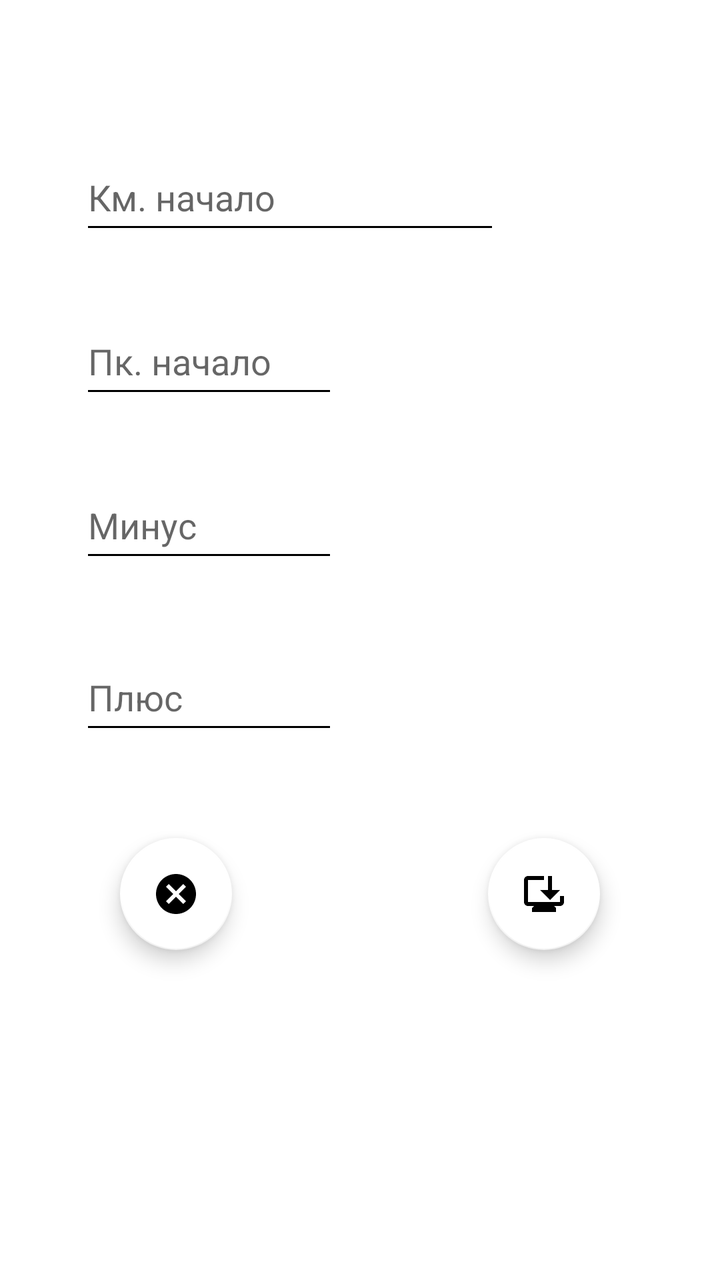
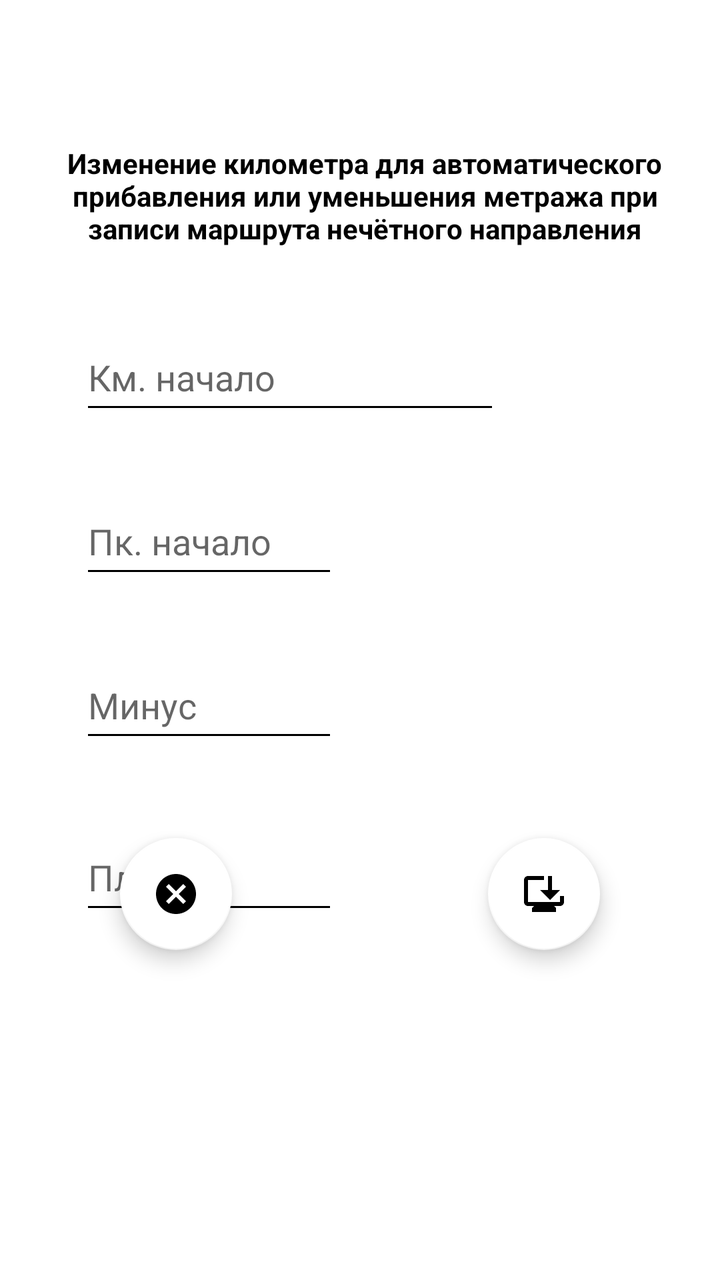

An Android layout rendered at two revisions. The XML below is the earlier revision; the diff shows what the commit changed to produce the second picture.
<!-- AndroidManifest.xml: application theme Base.Theme.My_Gps_Assistant -->
<!-- res/layout/fragment_update_redacktor_nechet.xml -->
<?xml version="1.0" encoding="utf-8"?>
<androidx.constraintlayout.widget.ConstraintLayout xmlns:android="http://schemas.android.com/apk/res/android"
    xmlns:app="http://schemas.android.com/apk/res-auto"
    xmlns:tools="http://schemas.android.com/tools"
    android:layout_width="match_parent"
    android:layout_height="match_parent"
    android:background="#FFFFFF"
    tools:context=".fragments.nechet.redacktor.update.UpdateRedacktorFragmentNechet">

    <EditText
        android:id="@+id/update_minus_redacktor_nechet"
        android:layout_width="129dp"
        android:layout_height="50dp"
        android:layout_marginTop="32dp"
        android:ems="10"
        android:hint="@string/fragment_update_minus_redacktor_nechet"
        android:inputType="number"
        android:textColor="#000000"
        app:layout_constraintEnd_toEndOf="@+id/update_pk_start_redacktor_nechet"
        app:layout_constraintHorizontal_bias="0.0"
        app:layout_constraintStart_toStartOf="@+id/update_pk_start_redacktor_nechet"
        app:layout_constraintTop_toBottomOf="@+id/update_pk_start_redacktor_nechet"
        tools:ignore="Autofill,HardcodedText,TextContrastCheck" />

    <EditText
        android:id="@+id/update_pk_start_redacktor_nechet"
        android:layout_width="129dp"
        android:layout_height="50dp"
        android:layout_marginTop="32dp"
        android:ems="10"
        android:hint="@string/fragment_update_pk_start_redacktor_nechet"
        android:inputType="number"
        android:maxLength="2"
        android:textColor="#000000"
        app:layout_constraintEnd_toEndOf="@+id/update_start_redacktor_nechet"
        app:layout_constraintHorizontal_bias="0.0"
        app:layout_constraintStart_toStartOf="@+id/update_start_redacktor_nechet"
        app:layout_constraintTop_toBottomOf="@+id/update_start_redacktor_nechet"
        tools:ignore="Autofill,HardcodedText,MissingConstraints,TextContrastCheck" />

    <EditText
        android:id="@+id/update_start_redacktor_nechet"
        android:layout_width="0dp"
        android:layout_height="50dp"
        android:layout_marginStart="40dp"
        android:layout_marginTop="72dp"
        android:ems="10"
        android:hint="@string/fragment_update_km_start_redacktor_nechet"
        android:importantForAutofill="no"
        android:inputType="number"
        android:maxLength="4"
        android:textColor="#000000"
        app:layout_constraintStart_toStartOf="parent"
        app:layout_constraintTop_toTopOf="parent"
        tools:ignore="HardcodedText,TextContrastCheck" />

    <EditText
        android:id="@+id/update_plus_redacktor_nechet"
        android:layout_width="129dp"
        android:layout_height="50dp"
        android:layout_marginTop="36dp"
        android:ems="10"
        android:hint="@string/fragment_update_plus_redacktor_nechet"
        android:importantForAutofill="no"
        android:inputType="number"
        android:textColor="#000000"
        app:layout_constraintEnd_toEndOf="@+id/update_minus_redacktor_nechet"
        app:layout_constraintHorizontal_bias="0.0"
        app:layout_constraintStart_toStartOf="@+id/update_minus_redacktor_nechet"
        app:layout_constraintTop_toBottomOf="@+id/update_minus_redacktor_nechet"
        tools:ignore="HardcodedText,MissingConstraints,TextContrastCheck" />

    <com.google.android.material.floatingactionbutton.FloatingActionButton
        android:id="@+id/fb_update_save_redacktor_nechet"
        android:layout_width="wrap_content"
        android:layout_height="wrap_content"
        android:layout_marginEnd="60dp"
        android:layout_marginBottom="165dp"
        android:clickable="true"
        android:focusable="true"
        android:src="@drawable/is_update_save_redacktor_nechet"
        app:backgroundTint="@color/white"
        app:layout_constraintBottom_toBottomOf="parent"
        app:layout_constraintEnd_toEndOf="parent"
        tools:ignore="ContentDescription,SpeakableTextPresentCheck" />

    <com.google.android.material.floatingactionbutton.FloatingActionButton
        android:id="@+id/fb_update_cancel_redacktor_nechet"
        android:layout_width="wrap_content"
        android:layout_height="wrap_content"
        android:layout_marginStart="60dp"
        android:layout_marginBottom="165dp"
        android:clickable="true"
        android:focusable="true"
        android:src="@drawable/is_update_cancel_redacktor_nechet"
        app:backgroundTint="@color/white"
        app:layout_constraintBottom_toBottomOf="parent"
        app:layout_constraintStart_toStartOf="parent"
        tools:ignore="ContentDescription,SpeakableTextPresentCheck" />
</androidx.constraintlayout.widget.ConstraintLayout>
<!-- resources referenced by this layout -->
<resources>
  <color name="white">#FFFFFFFF</color>
  <!-- drawable is_update_cancel_redacktor_nechet (drawable) -->
  <vector xmlns:android="http://schemas.android.com/apk/res/android" android:height="24dp" android:tint="#52ED27" android:viewportHeight="24" android:viewportWidth="24" android:width="24dp">
        
      <path android:fillColor="@android:color/white" android:pathData="M12,2C6.47,2 2,6.47 2,12s4.47,10 10,10 10,-4.47 10,-10S17.53,2 12,2zM17,15.59L15.59,17 12,13.41 8.41,17 7,15.59 10.59,12 7,8.41 8.41,7 12,10.59 15.59,7 17,8.41 13.41,12 17,15.59z"/>
      
  </vector>
  <!-- drawable is_update_save_redacktor_nechet (drawable) -->
  <vector xmlns:android="http://schemas.android.com/apk/res/android" android:height="24dp" android:tint="#52ED27" android:viewportHeight="24" android:viewportWidth="24" android:width="24dp">
        
      <path android:fillColor="@android:color/white" android:pathData="M22,13v3c0,1.1 -0.9,2 -2,2h-3l1,1v2H6v-2l1,-1H4c-1.1,0 -2,-0.9 -2,-2V5c0,-1.1 0.9,-2 2,-2l8,0v2L4,5v11h16v-3H22zM15,15l-5,-5h4V3h2v7h4L15,15z"/>
      
  </vector>
  <string name="fragment_update_km_start_redacktor_nechet">Км. начало</string>
  <string name="fragment_update_minus_redacktor_nechet">Минус</string>
  <string name="fragment_update_pk_start_redacktor_nechet">Пк. начало</string>
  <string name="fragment_update_plus_redacktor_nechet">Плюс</string>
  <style name="Base.Theme.My_Gps_Assistant" parent="Theme.MaterialComponents.Light.NoActionBar">
          
          <item name="colorPrimary">@color/black</item>
          <item name="colorPrimaryVariant">@color/lavender</item>
          <item name="colorOnPrimary">@color/white</item>
  
          <item name="colorSecondary">@color/teal_200</item>
          <item name="colorSecondaryVariant">@color/teal_700</item>
          <item name="colorOnSecondary">@color/black</item>
  
          <item name="android:statusBarColor">@color/lavender</item>
  
  
          <item name="android:windowFullscreen">true</item>
  
          <item name="android:textColorPrimary">@color/black</item>
          <item name="android:textColorSecondary">@color/black</item>
          <item name="android:textColorTertiary">@color/black</item>
  
  
  
  
  
  
  
      </style>
  <color name="black">#FF000000</color>
  <color name="lavender">#8692f7</color>
  <color name="teal_200">#D58DD5</color>
  <color name="teal_700">#00C2EF</color>
</resources>

<!-- the commit's change to res/layout/fragment_update_redacktor_nechet.xml (unified diff, before → after) -->
@@ -43,7 +43,7 @@
         android:layout_width="0dp"
         android:layout_height="50dp"
         android:layout_marginStart="40dp"
-        android:layout_marginTop="72dp"
+        android:layout_marginTop="20dp"
         android:ems="10"
         android:hint="@string/fragment_update_km_start_redacktor_nechet"
         android:importantForAutofill="no"
@@ -51,7 +51,7 @@
         android:maxLength="4"
         android:textColor="#000000"
         app:layout_constraintStart_toStartOf="parent"
-        app:layout_constraintTop_toTopOf="parent"
+        app:layout_constraintTop_toBottomOf="@+id/textView36"
         tools:ignore="HardcodedText,TextContrastCheck" />
 
     <EditText
@@ -97,4 +97,16 @@
         app:layout_constraintBottom_toBottomOf="parent"
         app:layout_constraintStart_toStartOf="parent"
         tools:ignore="ContentDescription,SpeakableTextPresentCheck" />
+
+    <TextView
+        android:id="@+id/textView36"
+        android:layout_width="325dp"
+        android:layout_height="70dp"
+        android:layout_marginStart="20dp"
+        android:layout_marginTop="72dp"
+        android:text="@string/zagolovok_update_redacktor_nechet"
+        android:textAlignment="center"
+        android:textStyle="bold"
+        app:layout_constraintStart_toStartOf="parent"
+        app:layout_constraintTop_toTopOf="parent" />
 </androidx.constraintlayout.widget.ConstraintLayout>
<!-- resource entries referenced after the edit -->
@@ -17,6 +17,7 @@
   <string name="fragment_update_minus_redacktor_nechet">Минус</string>
   <string name="fragment_update_pk_start_redacktor_nechet">Пк. начало</string>
   <string name="fragment_update_plus_redacktor_nechet">Плюс</string>
+  <string name="zagolovok_update_redacktor_nechet">Изменение километра для автоматического прибавления или уменьшения метража при записи маршрута нечётного направления</string>
   <style name="Base.Theme.My_Gps_Assistant" parent="Theme.MaterialComponents.Light.NoActionBar">
           
           <item name="colorPrimary">@color/black</item>
